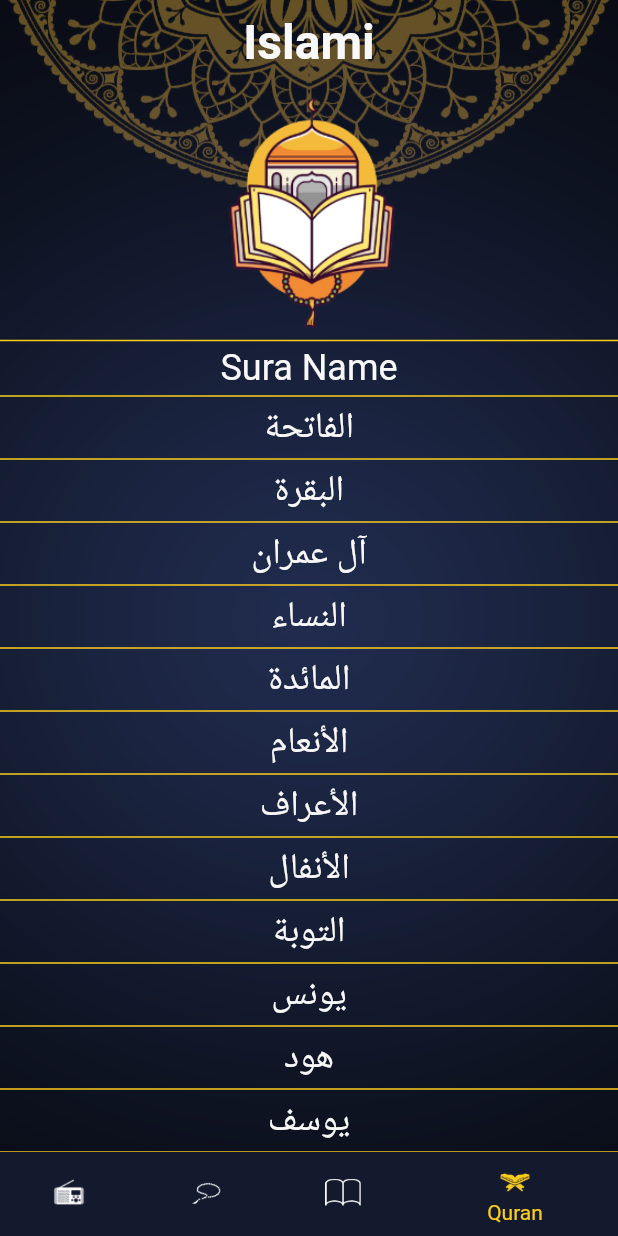
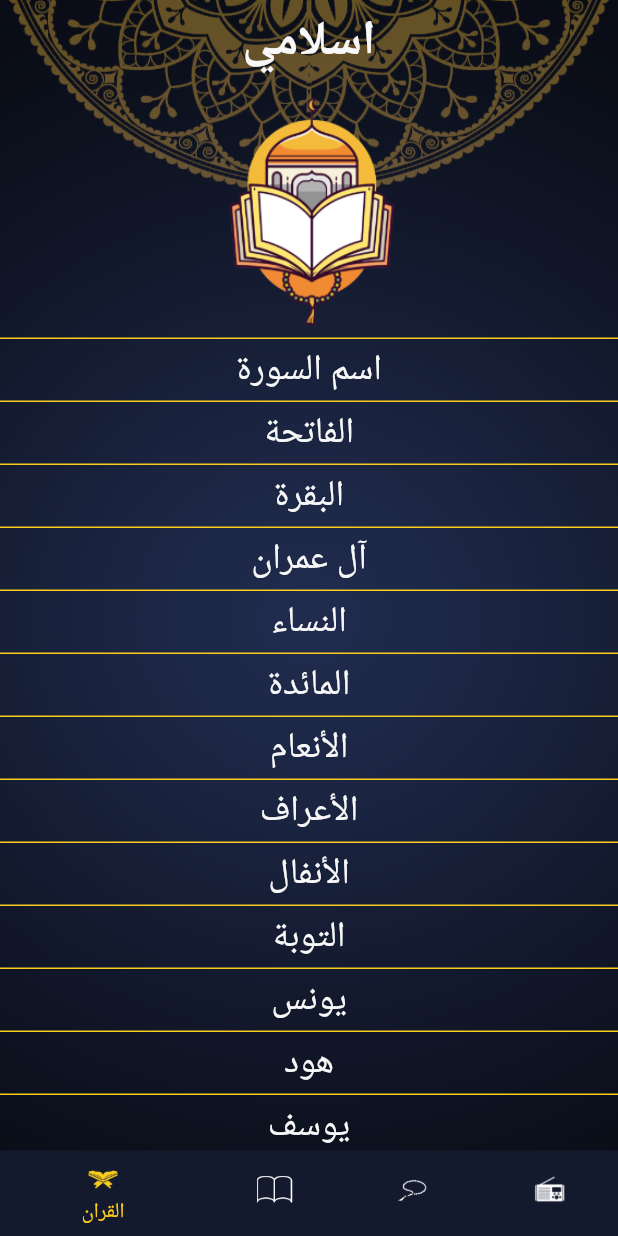
Before and after one commit to AbdullahGamal1/Isalmi, a Flutter app: the screen it shows after launch, on a phone screen of 412 x 824 dp. Run offline on Flutter 3.47's test engine with Material 2 defaults, Android fonts, the phone set to English and light mode, and no system bars; generated files the repository leaves out were written again.

Commit message:
+ add localizations

```diff
--- /dev/null
+++ b/l10n.yaml
@@ -0,0 +1,3 @@
+arb-dir: lib/l10n
+template-arb-file: app_en.arb
+output-localization-file: app_localizations.dart
--- a/lib/Ui/home/home_screen.dart
+++ b/lib/Ui/home/home_screen.dart
@@ -1,10 +1,10 @@
 import 'package:flutter/material.dart';
+import 'package:flutter_gen/gen_l10n/app_localizations.dart';
 import 'package:islami/Ui/home/hadeth/hadeth.dart';
 import 'package:islami/Ui/home/quran/quran.dart';
 import 'package:islami/Ui/home/radio/radio.dart';
 import 'package:islami/Ui/home/tasbeh/tasbeh.dart';
 import 'package:islami/Ui/my_theme_data.dart';
-
 class HomeScreen extends StatefulWidget {
   static const String routeName = "HomeScreen";
 
@@ -30,7 +30,7 @@ class _HomeScreenState extends State<HomeScreen> {
           backgroundColor: Colors.transparent,
           elevation: 0,
           title: Center(
-              child: Text('Islami',
+              child: Text(AppLocalizations.of(context)!.appTitle,
                   style: Theme.of(context).textTheme.displayLarge)),
         ),
         bottomNavigationBar: BottomNavigationBar(
@@ -45,19 +45,19 @@ class _HomeScreenState extends State<HomeScreen> {
             BottomNavigationBarItem(
                 backgroundColor: Theme.of(context).primaryColor,
                 icon: ImageIcon(AssetImage('assets/images/icon_radio.png')),
-                label: 'Radio'),
+                label: AppLocalizations.of(context)!.radio),
             BottomNavigationBarItem(
                 backgroundColor: Theme.of(context).primaryColor,
                 icon: ImageIcon(AssetImage('assets/images/icon_sebha.png')),
-                label: 'Tasbeeh'),
+                label: AppLocalizations.of(context)!.tasbeh),
             BottomNavigationBarItem(
                 backgroundColor: Theme.of(context).primaryColor,
                 icon: ImageIcon(AssetImage('assets/images/icon_hadeth.png')),
-                label: 'Hadeeth'),
+                label: AppLocalizations.of(context)!.hadeth),
             BottomNavigationBarItem(
                 backgroundColor: Theme.of(context).primaryColor,
                 icon: ImageIcon(AssetImage('assets/images/icon_quran.png')),
-                label: 'Quran'),
+                label: AppLocalizations.of(context)!.quran),
           ],
         ),
         body: Tabs[selectedTabndex],
--- a/lib/Ui/home/quran/quran.dart
+++ b/lib/Ui/home/quran/quran.dart
@@ -1,4 +1,5 @@
 import 'package:flutter/material.dart';
+import 'package:flutter_gen/gen_l10n/app_localizations.dart';
 import 'package:islami/Ui/home/quran/sura_name_widget.dart';
 
 class QuranTab extends StatelessWidget {
@@ -133,7 +134,7 @@ class QuranTab extends StatelessWidget {
           margin: EdgeInsets.symmetric(vertical: 4),
         ),
         Text(
-          'Sura Name',
+          AppLocalizations.of(context)!.suraName,
           style: Theme.of(context).textTheme.displayMedium,
         ),
         Container(
--- /dev/null
+++ b/lib/l10n/app_ar.arb
@@ -0,0 +1,8 @@
+{
+  "appTitle": "اسلامي",
+  "suraName": "اسم السورة",
+  "quran": "القران",
+  "hadeth": "الحديث",
+  "tasbeh": "السبحة",
+  "radio": "الاذاعة"
+}
--- a/lib/main.dart
+++ b/lib/main.dart
@@ -1,4 +1,6 @@
 import 'package:flutter/material.dart';
+import 'package:flutter_gen/gen_l10n/app_localizations.dart';
+import 'package:flutter_localizations/flutter_localizations.dart';
 import 'package:islami/Ui/home/hadeth/hadeth_datails.dart';
 import 'package:islami/Ui/home/home_screen.dart';
 import 'package:islami/Ui/home/sura_details/sura_details.dart';
@@ -23,6 +25,17 @@ class MyApp extends StatelessWidget {
       theme: MyThemeData.lightTeme,
       darkTheme: MyThemeData.darkTheme,
       themeMode: MyThemeData.themeMode,
+      localizationsDelegates: const [
+        AppLocalizations.delegate,
+        GlobalMaterialLocalizations.delegate,
+        GlobalWidgetsLocalizations.delegate,
+        GlobalCupertinoLocalizations.delegate,
+      ],
+      supportedLocales: [
+        Locale('en'), // English
+        Locale('ar'), // Arabic
+      ],
+      locale: Locale("ar"),
     );
   }
 }
--- a/pubspec.yaml
+++ b/pubspec.yaml
@@ -35,6 +35,9 @@ dependencies:
   # The following adds the Cupertino Icons font to your application.
   # Use with the CupertinoIcons class for iOS style icons.
   cupertino_icons: ^1.0.2
+  flutter_localizations:
+    sdk: flutter
+  intl: any
 
 dev_dependencies:
   flutter_test:
@@ -52,7 +55,7 @@ dev_dependencies:
 
 # The following section is specific to Flutter packages.
 flutter:
-
+  generate: true # Add this line
   # The following line ensures that the Material Icons font is
   # included with your application, so that you can use the icons in
   # the material Icons class.
```
Also changed, not shown: lib/l10n/app_en.arb (added, +8 -0 lines), pubspec.lock.
